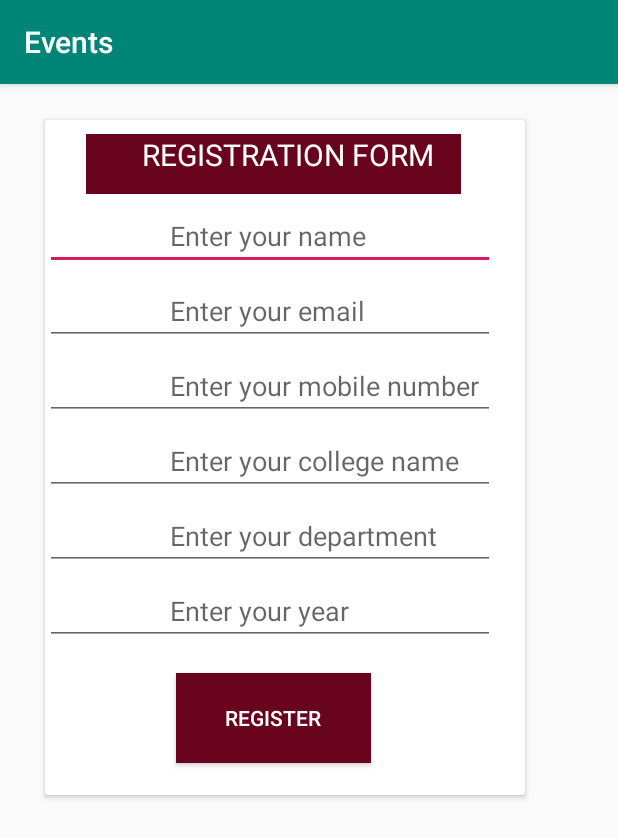
After one commit to Jayalakshmibaskar/EventManager, an Android app: the reg_form screen opened directly, with no data from a screen before it, on a phone screen of 412 x 824 dp. The commit adds this screen. Shown: the top 838 px of the screen. Run offline under Robolectric (Android 15) with nearby library versions, the phone set to English and light mode, and no system bars; network calls fail.

Commit message:
Registration form added and UI improved

```diff
--- /dev/null
+++ b/app/src/main/java/com/example/revathy/events/Constants.java
@@ -0,0 +1,5 @@
+package com.example.revathy.events;
+
+public class Constants {
+    public static String BASE_URL="http://192.168.137.164/";
+}
--- /dev/null
+++ b/app/src/main/java/com/example/revathy/events/reg_form.java
@@ -0,0 +1,26 @@
+package com.example.revathy.events;
+
+import android.support.v7.app.AppCompatActivity;
+import android.os.Bundle;
+import android.widget.Button;
+import android.widget.EditText;
+import android.widget.TextView;
+
+public class reg_form extends AppCompatActivity {
+    TextView reg_tv;
+    EditText name_edt,email_edt,mobile_edt,dept_edt,year_edt,college_edt;
+    Button register;
+    @Override
+    protected void onCreate(Bundle savedInstanceState) {
+        super.onCreate(savedInstanceState);
+        setContentView(R.layout.activity_reg_form);
+        reg_tv=findViewById(R.id.form_reg);
+        name_edt=findViewById(R.id.form_name);
+        email_edt=findViewById(R.id.form_email);
+        mobile_edt=findViewById(R.id.form_mobile);
+        dept_edt=findViewById(R.id.form_dept);
+        year_edt=findViewById(R.id.form_year);
+        college_edt=findViewById(R.id.form_college);
+        register=findViewById(R.id.register);
+    }
+}
--- a/app/src/main/res/drawable/circle.xml
+++ b/app/src/main/res/drawable/circle.xml
@@ -3,8 +3,7 @@
         android:shape="oval">
         <stroke
 
-            android:width="1dp"
-            android:color="#78d9ff"/>
+            android:width="2dp" />
         <size android:width="15dp"
             android:height="15dp"
             />
--- /dev/null
+++ b/app/src/main/res/layout/activity_reg_form.xml
@@ -0,0 +1,98 @@
+<?xml version="1.0" encoding="utf-8"?>
+<RelativeLayout xmlns:android="http://schemas.android.com/apk/res/android"
+    xmlns:app="http://schemas.android.com/apk/res-auto"
+    xmlns:tools="http://schemas.android.com/tools"
+    android:layout_width="match_parent"
+    android:layout_height="match_parent"
+    tools:context=".reg_form">
+
+    <android.support.v7.widget.CardView
+        android:layout_width="320dp"
+        android:layout_height="450dp"
+        android:layout_alignParentStart="true"
+        android:layout_alignParentLeft="true"
+        android:layout_alignParentTop="true"
+        android:layout_marginStart="30dp"
+        android:layout_marginLeft="30dp"
+        android:layout_marginTop="24dp" >
+        <RelativeLayout
+            android:layout_width="match_parent"
+            android:layout_height="match_parent">
+
+            <TextView
+                android:id="@+id/form_reg"
+                android:layout_width="250dp"
+                android:layout_height="40dp"
+                android:layout_alignParentStart="true"
+                android:layout_alignParentLeft="true"
+                android:layout_alignParentTop="true"
+                android:layout_marginStart="27dp"
+                android:layout_marginLeft="27dp"
+                android:text="        REGISTRATION FORM "
+                android:background="#68041d"
+                android:textSize="20dp"
+                android:textColor="#ffff"
+
+                android:layout_marginTop="9dp" />
+
+            <EditText
+                android:id="@+id/form_name"
+                android:layout_width="300dp"
+                android:layout_height="40dp"
+                android:layout_alignParentTop="true"
+                android:layout_marginTop="60dp"
+                android:hint="                 Enter your name" />
+            <EditText
+                android:id="@+id/form_email"
+                android:layout_width="300dp"
+                android:layout_height="40dp"
+                android:layout_alignParentTop="true"
+                android:layout_marginTop="110dp"
+                android:hint="                 Enter your email" />
+            <EditText
+                android:id="@+id/form_mobile"
+                android:layout_width="300dp"
+                android:layout_height="40dp"
+                android:layout_alignParentTop="true"
+                android:layout_marginTop="160dp"
+                android:hint="                 Enter your mobile number" />
+            <EditText
+                android:id="@+id/form_college"
+                android:layout_width="300dp"
+                android:layout_height="40dp"
+                android:layout_alignParentTop="true"
+                android:layout_marginTop="210dp"
+                android:hint="                 Enter your college name" />
+            <EditText
+                android:id="@+id/form_dept"
+                android:layout_width="300dp"
+                android:layout_height="40dp"
+                android:layout_alignParentTop="true"
+                android:layout_marginTop="260dp"
+                android:hint="                 Enter your department" />
+            <EditText
+                android:id="@+id/form_year"
+                android:layout_width="300dp"
+                android:layout_height="40dp"
+                android:layout_alignParentTop="true"
+                android:layout_marginTop="310dp"
+                android:hint="                 Enter your year" />
+
+            <Button
+                android:id="@+id/register"
+                android:layout_width="130dp"
+                android:layout_height="60dp"
+                android:layout_alignParentStart="true"
+                android:layout_alignParentLeft="true"
+                android:layout_alignParentBottom="true"
+                android:layout_marginStart="87dp"
+                android:layout_marginLeft="87dp"
+                android:text="REGISTER"
+                android:textColor="#ffff"
+                android:layout_marginBottom="21dp"
+                android:background="#68041d"/>
+        </RelativeLayout>
+    </android.support.v7.widget.CardView>
+
+
+</RelativeLayout>
--- a/app/src/main/res/layout/activity_sign_up.xml
+++ b/app/src/main/res/layout/activity_sign_up.xml
@@ -55,12 +55,10 @@
 
             <Button
                 android:id="@+id/signup"
-                android:layout_width="100dp"
-                android:layout_height="70dp"
+                android:layout_width="match_parent"
+                android:layout_height="match_parent"
                 android:layout_alignParentRight="true"
                 android:layout_centerInParent="true"
-                android:layout_marginTop="370dp"
-                android:layout_marginRight="100dp"
                 android:background="@color/colorAccent"
                 android:text="signup" />
         </RelativeLayout>
--- a/app/src/main/res/values/strings.xml
+++ b/app/src/main/res/values/strings.xml
@@ -2,5 +2,4 @@
     <string name="app_name">Events</string>
 
 
-
 </resources>
```
Also changed, not shown: app/src/main/AndroidManifest.xml (+5 -2 lines), app/src/main/java/com/example/revathy/events/Activities/MainActivity.java (renamed from app/src/main/java/com/example/revathy/events/MainActivity.java, +5 -3 lines), app/src/main/java/com/example/revathy/events/EventModel.java (added, +33 -0 lines), app/src/main/java/com/example/revathy/events/EventName.java (+17 -4 lines), app/src/main/java/com/example/revathy/events/MyAdapter.java (+6 -2 lines), app/src/main/java/com/example/revathy/events/SignIn.java (+29 -5 lines), app/src/main/java/com/example/revathy/events/SignUp.java (+63 -7 lines), app/src/main/res/layout/activity_main.xml (+6 -11 lines).
